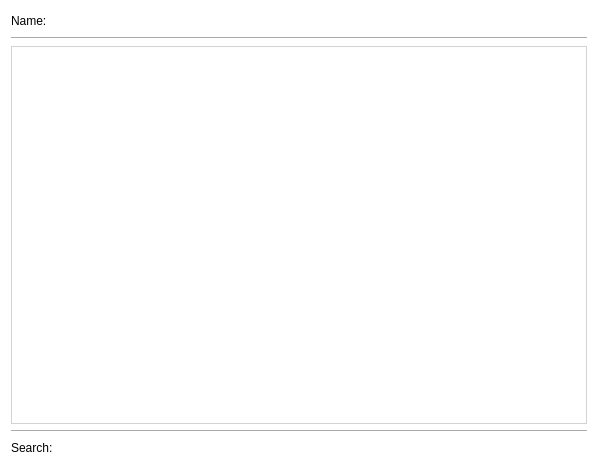
This is pastrocore/gui_pyside/tab_project.ui in Torward1024/pAstroCORE as Qt 5 draws it before an edit. The edited form follows.
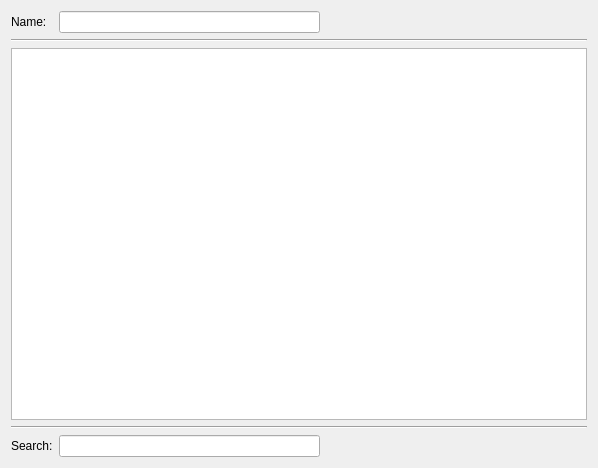
This is the edited form.

What changed in the file:
```diff
--- a/pastrocore/gui_pyside/tab_project.ui
+++ b/pastrocore/gui_pyside/tab_project.ui
@@ -10,9 +10,6 @@
     <height>468</height>
    </rect>
   </property>
-  <property name="styleSheet">
-   <string>background-color: #ffffff; font-family: Arial;</string>
-  </property>
   <layout class="QGridLayout" name="gridLayout">
    <item row="4" column="0">
     <widget class="QLabel" name="label_2">
@@ -63,69 +60,6 @@
    </item>
    <item row="2" column="0" colspan="3">
     <widget class="QTableView" name="projectInfoTable">
-     <property name="styleSheet">
-      <string notr="true">/* QTableView and QHeaderView styles for pAstroCORE */
-
-/* Table View */
-QTableView, QTableWidget {
-    background-color: #ffffff;
-    gridline-color: #d3d3d3;
-    color: #333333;
-    font-family: Arial, sans-serif;
-    font-size: 9pt;
-    border: 1px solid #d3d3d3; /* External border for table */
-    padding: 0; /* Ensure no default padding */
-}
-
-QTableView::item, QTableWidget::item {
-    padding: 4px; /* Consistent padding for normal state */
-}
-
-QTableView::item:selected, QTableWidget::item:selected {
-    background-color: #0078d7;
-    color: #ffffff;
-    padding: 4px; /* Consistent padding for selected state */
-}
-
-QTableView::item:hover, QTableWidget::item:hover {
-    background-color: #1a8cff;
-    color: #ffffff;
-    padding: 4px; /* Explicitly set same padding to avoid shift */
-}
-
-/* Header View */
-QHeaderView {
-    background-color: #f9f9f9;
-    border: none; /* No external border to avoid doubling with QTableView */
-    border-bottom: 1px solid #d3d3d3; /* Bottom border to separate from content */
-}
-
-QHeaderView::section {
-    background-color: #f9f9f9;
-    color: #333333;
-    border-bottom: none; /* No bottom border, handled by QHeaderView */
-    border-right: none; /* Avoid doubling with adjacent sections */
-    border-left: none; /* Clean look */
-    border-top: none; /* Clean look */
-    padding: 4px;
-    font-family: Arial, sans-serif;
-    font-size: 9pt;
-}
-
-QHeaderView::section:horizontal {
-    border-right: 1px solid #d3d3d3; /* Separator between columns */
-}
-
-QHeaderView::section:vertical {
-    border-bottom: 1px solid #d3d3d3; /* Separator between rows */
-}
-
-QHeaderView::section:hover {
-    background-color: #1a8cff;
-    color: #ffffff;
-    padding: 4px; /* Explicitly set same padding to avoid shift */
-}</string>
-     </property>
      <property name="frameShadow">
       <enum>QFrame::Shadow::Sunken</enum>
      </property>
@@ -157,30 +91,6 @@
        <pointsize>9</pointsize>
       </font>
      </property>
-     <property name="styleSheet">
-      <string notr="true">QLineEdit {
-    font-family: Arial;
-    font-size: 9pt;
-    color: #333333;
-    padding: 1px;
-    border-radius: 3px;
-}
-QLineEdit[readOnly=&quot;true&quot;] {
-    border: 1px solid #d3d3d3;
-    background-color: #f9f9f9;
-}
-QLineEdit[readOnly=&quot;false&quot;] {
-    border: 1px solid #0078d7;
-    background-color: #f0f6ff;
-}
-QLineEdit[readOnly=&quot;false&quot;]:hover {
-    border: 1px solid #1a8cff;
-}
-QLineEdit[readOnly=&quot;false&quot;]:focus {
-    border: 1px solid #005bb5;
-    background-color: #ffffff;
-}</string>
-     </property>
      <property name="readOnly">
       <bool>true</bool>
      </property>
@@ -188,31 +98,7 @@
    </item>
    <item row="4" column="1">
     <widget class="QLineEdit" name="search">
-     <property name="styleSheet">
-      <string notr="true">QLineEdit {
-    font-family: Arial;
-    font-size: 9pt;
-    color: #333333;
-    padding: 1px;
-    border-radius: 3px;
-}
-QLineEdit[readOnly=&quot;true&quot;] {
-    border: 1px solid #d3d3d3;
-    background-color: #f9f9f9;
-}
-QLineEdit[readOnly=&quot;false&quot;] {
-    border: 1px solid #0078d7;
-    background-color: #f0f6ff;
-}
-QLineEdit[readOnly=&quot;false&quot;]:hover {
-    border: 1px solid #1a8cff;
-}
-QLineEdit[readOnly=&quot;false&quot;]:focus {
-    border: 1px solid #005bb5;
-    background-color: #ffffff;
-}</string>
-     </property>
-    </widget>
+     </widget>
    </item>
    <item row="1" column="0" colspan="3">
     <widget class="Line" name="line_2">
```
Left out of the diff: 4 changed lines with no effect on the pictures.
